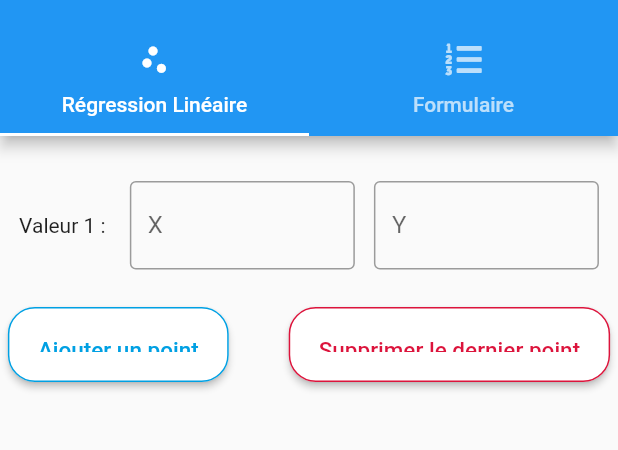
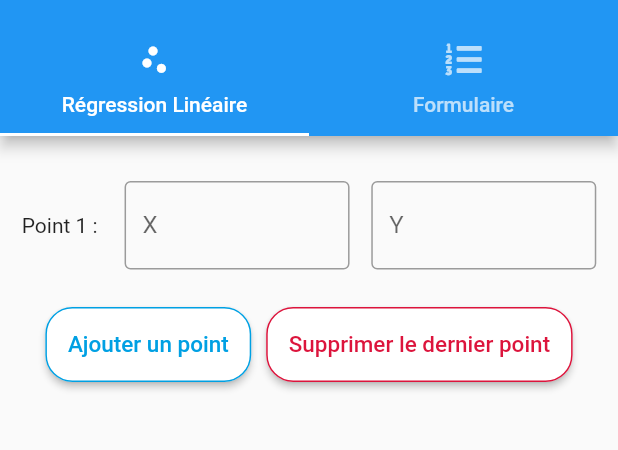
Before and after one commit to aznnn13/projetm1_mobile, a Flutter app: the screen it shows after launch, on a phone screen of 412 x 824 dp, the part 59-509 px from its top. Run offline on Flutter 3.47's test engine with Material 2 defaults, Android fonts, the phone set to English and light mode, and no system bars; our stand-ins replace font_awesome_flutter.

Commit message:
fix button style

```diff
--- a/lib/tabs/linear_regression.dart
+++ b/lib/tabs/linear_regression.dart
@@ -29,14 +29,14 @@ class linear_regression extends StatelessWidget {
                     side: const BorderSide(
                         color: Color.fromRGBO(0, 160, 227, 1))),
                 onPressed: () {},
-                padding: const EdgeInsets.all(20.0),
+                padding: const EdgeInsets.all(15.0),
                 color: Colors.white,
                 textColor: const Color.fromRGBO(0, 160, 227, 1),
                 child: const Text("Ajouter un point",
                     style: TextStyle(fontSize: 15)),
               ),
             ),
-            const SizedBox(width: 40),
+            const SizedBox(width: 10),
             SizedBox(
               height: 50.0,
               child: RaisedButton(
@@ -45,7 +45,7 @@ class linear_regression extends StatelessWidget {
                     side: const BorderSide(
                         color: Color.fromRGBO(220, 20, 60, 1))),
                 onPressed: () {},
-                padding: const EdgeInsets.all(20.0),
+                padding: const EdgeInsets.all(15.0),
                 color: Colors.white,
                 textColor: const Color.fromRGBO(220, 20, 60, 1),
                 child: const Text("Supprimer le dernier point",
@@ -69,7 +69,7 @@ class Point extends StatelessWidget {
     return Row(
       mainAxisAlignment: MainAxisAlignment.spaceEvenly,
       children: const [
-        Text("Valeur 1 : "),
+        Text("Point 1 : "),
         SizedBox(
           width: 150,
           child: TextField(
```
